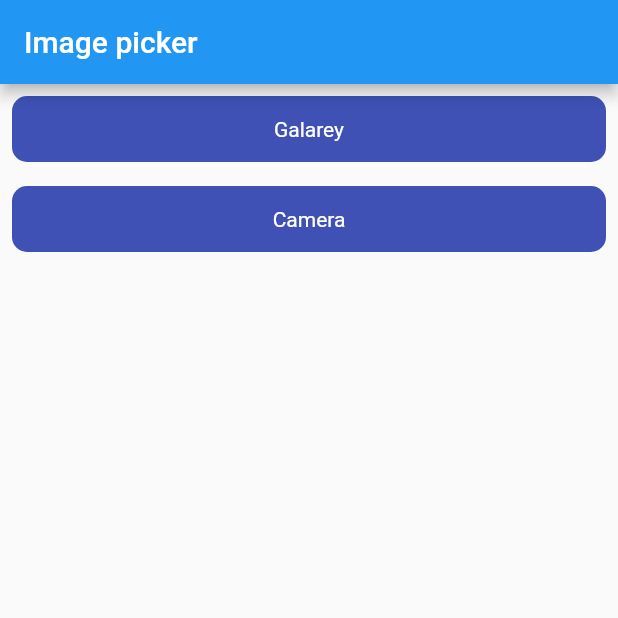
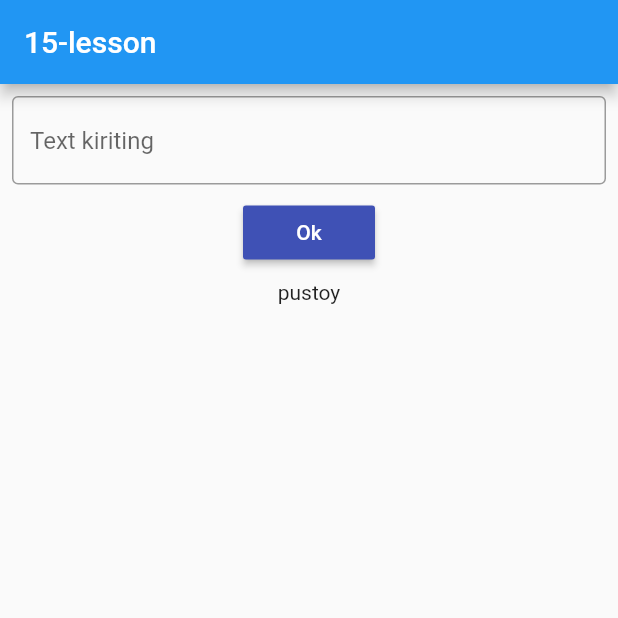
Before and after one commit to oyatillo7777/tests, a Flutter app: the screen it shows after launch, on a phone screen of 412 x 824 dp, the top half of it. Run offline on Flutter 3.47's test engine with Material 2 defaults, Android fonts, the phone set to English and light mode, and no system bars; our stand-ins replace hive, hive_flutter, image_picker, shared_preferences; accounts and stored records are empty.

Commit message:
15-lesson

```diff
--- a/lib/15-lesson shered preferens/main.dart
+++ b/lib/15-lesson shered preferens/main.dart
@@ -0,0 +1,69 @@
+import 'package:flutter/material.dart';
+import 'package:shared_preferences/shared_preferences.dart';
+
+late SharedPreferences sharedPreferences;
+
+class Fifteenth extends StatefulWidget {
+  const Fifteenth({super.key});
+
+  @override
+  State<Fifteenth> createState() => _FifteenthState();
+}
+
+class _FifteenthState extends State<Fifteenth> {
+  TextEditingController txt = TextEditingController();
+  String? text;
+
+  @override
+  void initState() {
+    oqi();
+    super.initState();
+  }
+
+  @override
+  Widget build(BuildContext context) {
+    return Scaffold(
+      appBar: AppBar(
+        title: Text("15-lesson"),
+      ),
+      body: Center(
+        child: Column(
+          children: [
+            Padding(
+              padding: const EdgeInsets.all(8.0),
+              child: TextField(
+                controller: txt,
+                decoration: InputDecoration(
+                    hintText: "Text kiriting", border: OutlineInputBorder()),
+              ),
+            ),
+            MaterialButton(
+              onPressed: () {
+                setState(() {
+                  saqla();
+                  oqi();
+                });
+              },
+              child: Text("Ok", style: TextStyle(color: Colors.white)),
+              color: Colors.indigo,
+            ),
+            Padding(
+              padding: const EdgeInsets.all(8.0),
+              child: Text(text == null ? 'pustoy' : text!),
+            )
+          ],
+        ),
+      ),
+    );
+  }
+
+  void saqla() async {
+    sharedPreferences = await SharedPreferences.getInstance();
+    await sharedPreferences.setString('text', txt.value.text);
+  }
+
+  void oqi() async {
+    sharedPreferences = await SharedPreferences.getInstance();
+    text = await sharedPreferences.getString('text');
+  }
+}
--- a/lib/main.dart
+++ b/lib/main.dart
@@ -5,6 +5,7 @@ import '1-lesson flutterga kirish/1-lesson.dart';
 import '12-lesson http/main.dart';
 import '13-lesson custom widgets/main.dart';
 import '14-lesson image pecker/main.dart';
+import '15-lesson shered preferens/main.dart';
 import '2-lesson images va ListView/second_lesson.dart';
 import '3-lesson next Screen/3-lesson.dart';
 import '4-lesson tugma boslish holati/fourth_lesson_second_screen.dart';
@@ -15,7 +16,7 @@ import '8-lesson drawer/ozim qilganim/firts.dart';
 
 void main() {
   runApp(MaterialApp(
-    home: Fourteenth(),
+    home: Fifteenth(),
   ));
 }
 
```
